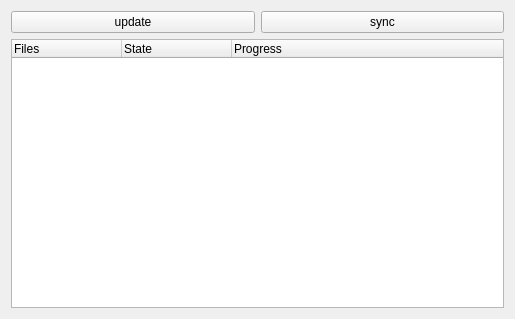
First picture: the form in main_window.ui, repository kinnalru/davqt, before the edit.
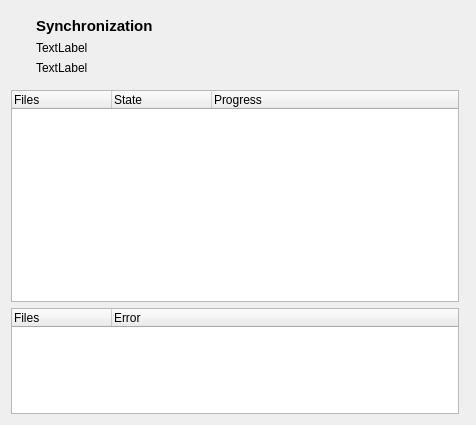
Second picture: the form after the edit. Icons and pictures are not drawn.

The edit to the form file:
```diff
--- a/main_window.ui
+++ b/main_window.ui
@@ -6,34 +6,194 @@
    <rect>
     <x>0</x>
     <y>0</y>
-    <width>515</width>
-    <height>319</height>
+    <width>476</width>
+    <height>425</height>
    </rect>
   </property>
   <property name="windowTitle">
    <string>Form</string>
   </property>
   <layout class="QGridLayout" name="gridLayout">
-   <item row="0" column="0">
-    <layout class="QHBoxLayout" name="horizontalLayout">
-     <item>
-      <widget class="QPushButton" name="update">
-       <property name="text">
-        <string>update</string>
-       </property>
-      </widget>
-     </item>
-     <item>
-      <widget class="QPushButton" name="sync">
-       <property name="text">
-        <string>sync</string>
-       </property>
-      </widget>
-     </item>
-    </layout>
+   <item row="0" column="0" colspan="2">
+    <widget class="QWidget" name="widget" native="true">
+     <property name="sizePolicy">
+      <sizepolicy hsizetype="Preferred" vsizetype="Maximum">
+       <horstretch>0</horstretch>
+       <verstretch>0</verstretch>
+      </sizepolicy>
+     </property>
+     <layout class="QHBoxLayout" name="horizontalLayout">
+      <property name="topMargin">
+       <number>0</number>
+      </property>
+      <item>
+       <layout class="QVBoxLayout" name="verticalLayout_3">
+        <property name="spacing">
+         <number>0</number>
+        </property>
+        <item>
+         <widget class="QLabel" name="label">
+          <property name="sizePolicy">
+           <sizepolicy hsizetype="Preferred" vsizetype="Maximum">
+            <horstretch>0</horstretch>
+            <verstretch>0</verstretch>
+           </sizepolicy>
+          </property>
+          <property name="text">
+           <string/>
+          </property>
+          <property name="pixmap">
+           <pixmap resource="images.qrc">:/icons/images/folder-remote.png</pixmap>
+          </property>
+          <property name="scaledContents">
+           <bool>false</bool>
+          </property>
+         </widget>
+        </item>
+        <item>
+         <spacer name="verticalSpacer">
+          <property name="orientation">
+           <enum>Qt::Vertical</enum>
+          </property>
+          <property name="sizeType">
+           <enum>QSizePolicy::Preferred</enum>
+          </property>
+          <property name="sizeHint" stdset="0">
+           <size>
+            <width>10</width>
+            <height>0</height>
+           </size>
+          </property>
+         </spacer>
+        </item>
+       </layout>
+      </item>
+      <item>
+       <widget class="QWidget" name="widget_2" native="true">
+        <layout class="QVBoxLayout" name="verticalLayout_2">
+         <property name="leftMargin">
+          <number>0</number>
+         </property>
+         <property name="topMargin">
+          <number>6</number>
+         </property>
+         <property name="rightMargin">
+          <number>0</number>
+         </property>
+         <property name="bottomMargin">
+          <number>0</number>
+         </property>
+         <item>
+          <widget class="QLabel" name="name">
+           <property name="sizePolicy">
+            <sizepolicy hsizetype="Preferred" vsizetype="Preferred">
+             <horstretch>0</horstretch>
+             <verstretch>0</verstretch>
+            </sizepolicy>
+           </property>
+           <property name="font">
+            <font>
+             <pointsize>11</pointsize>
+             <weight>75</weight>
+             <bold>true</bold>
+            </font>
+           </property>
+           <property name="text">
+            <string>Synchronization</string>
+           </property>
+          </widget>
+         </item>
+         <item>
+          <spacer name="verticalSpacer_2">
+           <property name="orientation">
+            <enum>Qt::Vertical</enum>
+           </property>
+           <property name="sizeHint" stdset="0">
+            <size>
+             <width>20</width>
+             <height>0</height>
+            </size>
+           </property>
+          </spacer>
+         </item>
+         <item>
+          <widget class="QLabel" name="remotefolder">
+           <property name="sizePolicy">
+            <sizepolicy hsizetype="Preferred" vsizetype="Preferred">
+             <horstretch>0</horstretch>
+             <verstretch>0</verstretch>
+            </sizepolicy>
+           </property>
+           <property name="text">
+            <string>TextLabel</string>
+           </property>
+          </widget>
+         </item>
+         <item>
+          <widget class="QLabel" name="localfolder">
+           <property name="sizePolicy">
+            <sizepolicy hsizetype="Preferred" vsizetype="Preferred">
+             <horstretch>0</horstretch>
+             <verstretch>0</verstretch>
+            </sizepolicy>
+           </property>
+           <property name="text">
+            <string>TextLabel</string>
+           </property>
+          </widget>
+         </item>
+        </layout>
+       </widget>
+      </item>
+      <item>
+       <spacer name="horizontalSpacer">
+        <property name="orientation">
+         <enum>Qt::Horizontal</enum>
+        </property>
+        <property name="sizeHint" stdset="0">
+         <size>
+          <width>332</width>
+          <height>58</height>
+         </size>
+        </property>
+       </spacer>
+      </item>
+      <item>
+       <widget class="QLabel" name="status">
+        <property name="sizePolicy">
+         <sizepolicy hsizetype="Preferred" vsizetype="Maximum">
+          <horstretch>0</horstretch>
+          <verstretch>0</verstretch>
+         </sizepolicy>
+        </property>
+        <property name="maximumSize">
+         <size>
+          <width>48</width>
+          <height>48</height>
+         </size>
+        </property>
+        <property name="text">
+         <string/>
+        </property>
+        <property name="pixmap">
+         <pixmap resource="images.qrc">:/icons/images/state-offline.png</pixmap>
+        </property>
+        <property name="scaledContents">
+         <bool>true</bool>
+        </property>
+       </widget>
+      </item>
+     </layout>
+    </widget>
    </item>
-   <item row="1" column="0">
+   <item row="2" column="0">
     <widget class="QTreeWidget" name="actions">
+     <property name="sizePolicy">
+      <sizepolicy hsizetype="Expanding" vsizetype="Expanding">
+       <horstretch>0</horstretch>
+       <verstretch>2</verstretch>
+      </sizepolicy>
+     </property>
      <property name="uniformRowHeights">
       <bool>true</bool>
      </property>
@@ -44,7 +204,7 @@
       <bool>true</bool>
      </attribute>
      <attribute name="headerDefaultSectionSize">
-      <number>110</number>
+      <number>100</number>
      </attribute>
      <attribute name="headerStretchLastSection">
       <bool>true</bool>
@@ -66,6 +226,32 @@
      </column>
     </widget>
    </item>
+   <item row="3" column="0">
+    <widget class="QTreeWidget" name="errors">
+     <property name="sizePolicy">
+      <sizepolicy hsizetype="Expanding" vsizetype="Expanding">
+       <horstretch>0</horstretch>
+       <verstretch>1</verstretch>
+      </sizepolicy>
+     </property>
+     <attribute name="headerCascadingSectionResizes">
+      <bool>true</bool>
+     </attribute>
+     <attribute name="headerDefaultSectionSize">
+      <number>100</number>
+     </attribute>
+     <column>
+      <property name="text">
+       <string>Files</string>
+      </property>
+     </column>
+     <column>
+      <property name="text">
+       <string>Error</string>
+      </property>
+     </column>
+    </widget>
+   </item>
   </layout>
  </widget>
  <resources/>
```
Left out of the diff: 4 changed lines with no effect on the pictures.
